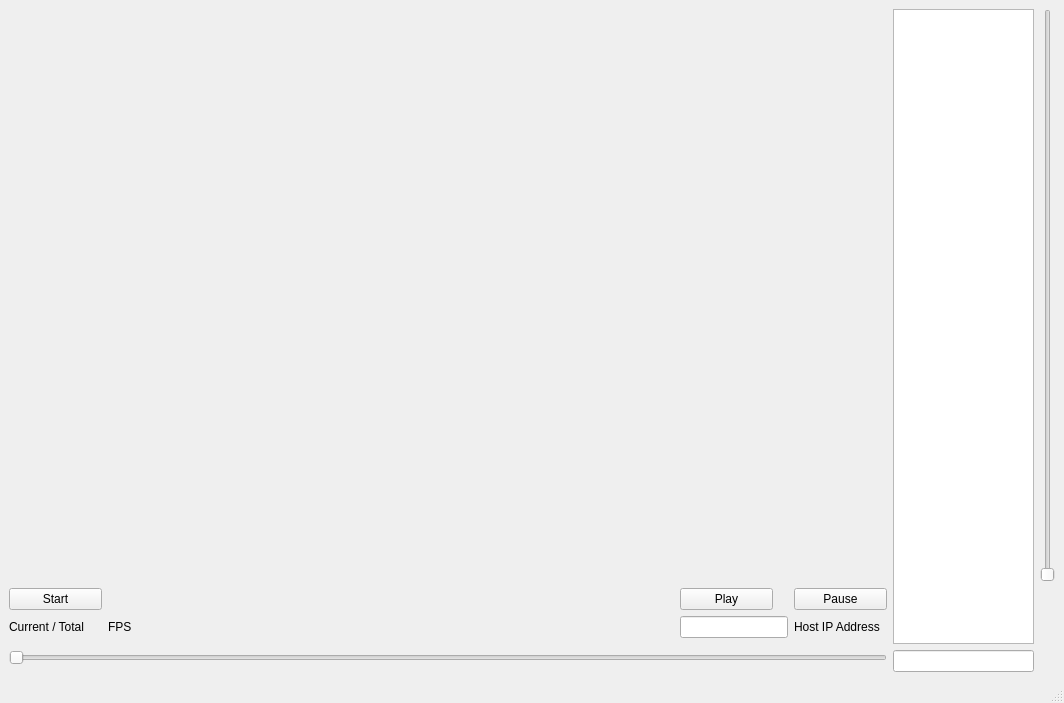
Old version of the form app/client/open_client.ui in the repository shully899509/OpenParty.
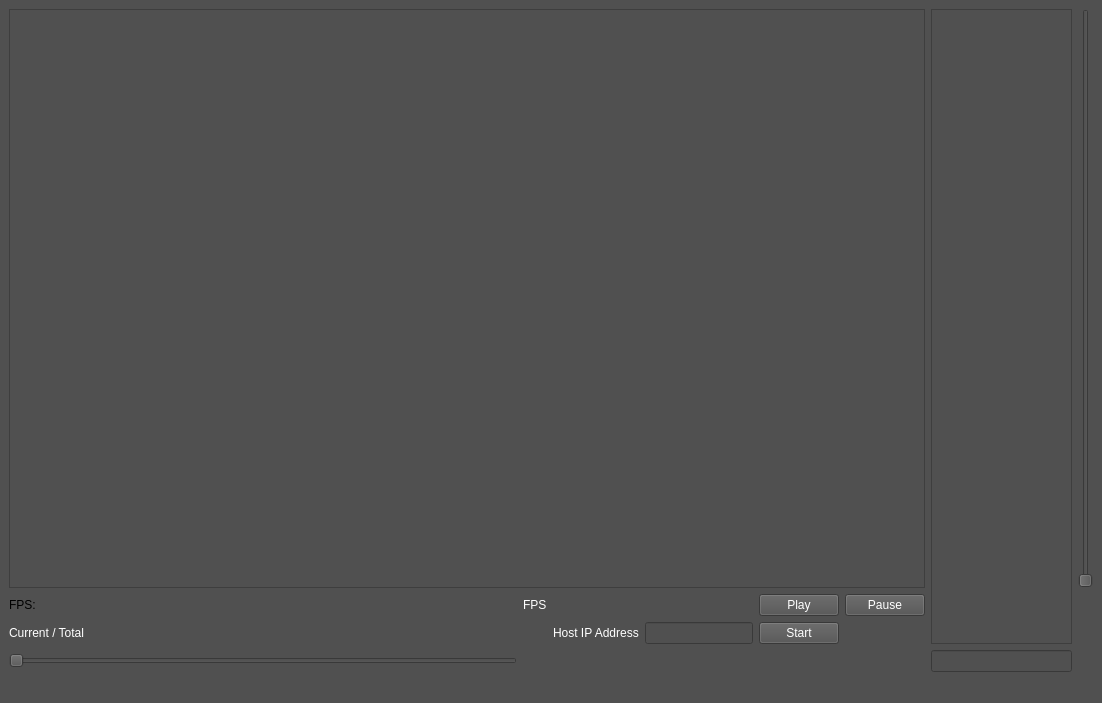
New version of the form.

Diff of the .ui file:
```diff
--- a/app/client/open_client.ui
+++ b/app/client/open_client.ui
@@ -6,10 +6,16 @@
    <rect>
     <x>0</x>
     <y>0</y>
-    <width>1064</width>
+    <width>1102</width>
     <height>703</height>
    </rect>
   </property>
+  <property name="minimumSize">
+   <size>
+    <width>0</width>
+    <height>0</height>
+   </size>
+  </property>
   <property name="maximumSize">
    <size>
     <width>16777215</width>
@@ -19,31 +25,21 @@
   <property name="windowTitle">
    <string>MainWindow</string>
   </property>
+  <property name="styleSheet">
+   <string notr="true">background-color: rgb(80, 80, 80);</string>
+  </property>
   <widget class="QWidget" name="centralwidget">
+   <property name="minimumSize">
+    <size>
+     <width>599</width>
+     <height>652</height>
+    </size>
+   </property>
    <layout class="QGridLayout" name="gridLayout">
-    <item row="0" column="0" colspan="4">
-     <widget class="QLabel" name="frame">
-      <property name="sizePolicy">
-       <sizepolicy hsizetype="Expanding" vsizetype="Expanding">
-        <horstretch>0</horstretch>
-        <verstretch>0</verstretch>
-       </sizepolicy>
-      </property>
-      <property name="mouseTracking">
-       <bool>false</bool>
-      </property>
-      <property name="autoFillBackground">
-       <bool>false</bool>
-      </property>
-      <property name="text">
-       <string/>
-      </property>
-      <property name="scaledContents">
-       <bool>false</bool>
-      </property>
-     </widget>
+    <item row="0" column="0" colspan="6">
+     <widget class="QGraphicsView" name="frame"/>
     </item>
-    <item row="0" column="4" rowspan="4">
+    <item row="0" column="6" rowspan="3">
      <widget class="QTextBrowser" name="chatBox">
       <property name="enabled">
        <bool>true</bool>
@@ -66,9 +62,13 @@
         <height>9999</height>
        </size>
       </property>
+      <property name="styleSheet">
+       <string notr="true">color: rgb(255, 255, 255);
+font: 8pt &quot;Lucida Fax&quot;;</string>
+      </property>
      </widget>
     </item>
-    <item row="0" column="5">
+    <item row="0" column="7">
      <widget class="QSlider" name="volumeSlider">
       <property name="orientation">
        <enum>Qt::Vertical</enum>
@@ -76,19 +76,27 @@
      </widget>
     </item>
     <item row="1" column="0">
-     <widget class="QPushButton" name="readHost">
-      <property name="maximumSize">
-       <size>
-        <width>93</width>
-        <height>16777215</height>
-       </size>
+     <widget class="QLabel" name="label">
+      <property name="styleSheet">
+       <string notr="true">color: rgb(255, 255, 255);\nfont: 8pt &quot;Lucida Fax&quot;;</string>
       </property>
       <property name="text">
-       <string>Start</string>
+       <string>FPS:</string>
       </property>
      </widget>
     </item>
-    <item row="1" column="2">
+    <item row="1" column="1">
+     <widget class="QLabel" name="fpsLabel">
+      <property name="styleSheet">
+       <string notr="true">color: rgb(255, 255, 255);
+font: 8pt &quot;Lucida Fax&quot;;</string>
+      </property>
+      <property name="text">
+       <string>FPS</string>
+      </property>
+     </widget>
+    </item>
+    <item row="1" column="4">
      <widget class="QPushButton" name="playButton">
       <property name="maximumSize">
        <size>
@@ -96,12 +104,16 @@
         <height>16777215</height>
        </size>
       </property>
+      <property name="styleSheet">
+       <string notr="true">color: rgb(255, 255, 255);
+font: 8pt &quot;Lucida Fax&quot;;</string>
+      </property>
       <property name="text">
        <string>Play</string>
       </property>
      </widget>
     </item>
-    <item row="1" column="3">
+    <item row="1" column="5">
      <widget class="QPushButton" name="stopButton">
       <property name="maximumSize">
        <size>
@@ -109,6 +121,10 @@
         <height>16777215</height>
        </size>
       </property>
+      <property name="styleSheet">
+       <string notr="true">color: rgb(255, 255, 255);
+font: 8pt &quot;Lucida Fax&quot;;</string>
+      </property>
       <property name="text">
        <string>Pause</string>
       </property>
@@ -122,19 +138,33 @@
         <verstretch>0</verstretch>
        </sizepolicy>
       </property>
+      <property name="styleSheet">
+       <string notr="true">color: rgb(255, 255, 255);
+font: 8pt &quot;Lucida Fax&quot;;</string>
+      </property>
       <property name="text">
        <string>Current / Total</string>
       </property>
      </widget>
     </item>
-    <item row="2" column="1">
-     <widget class="QLabel" name="fpsLabel">
-      <property name="text">
-       <string>FPS</string>
-      </property>
-     </widget>
-    </item>
     <item row="2" column="2">
+     <widget class="QLabel" name="hostIpLabel">
+      <property name="sizePolicy">
+       <sizepolicy hsizetype="Minimum" vsizetype="Preferred">
+        <horstretch>0</horstretch>
+        <verstretch>0</verstretch>
+       </sizepolicy>
+      </property>
+      <property name="styleSheet">
+       <string notr="true">color: rgb(255, 255, 255);
+font: 8pt &quot;Lucida Fax&quot;;</string>
+      </property>
+      <property name="text">
+       <string>Host IP Address</string>
+      </property>
+     </widget>
+    </item>
+    <item row="2" column="3">
      <widget class="QLineEdit" name="hostAddressBox">
       <property name="sizePolicy">
        <sizepolicy hsizetype="Minimum" vsizetype="Fixed">
@@ -142,6 +172,10 @@
         <verstretch>0</verstretch>
        </sizepolicy>
       </property>
+      <property name="styleSheet">
+       <string notr="true">color: rgb(255, 255, 255);
+font: 8pt &quot;Lucida Fax&quot;;</string>
+      </property>
       <property name="text">
        <string/>
       </property>
@@ -150,27 +184,31 @@
       </property>
      </widget>
     </item>
-    <item row="2" column="3">
-     <widget class="QLabel" name="hostIpLabel">
-      <property name="sizePolicy">
-       <sizepolicy hsizetype="Minimum" vsizetype="Preferred">
-        <horstretch>0</horstretch>
-        <verstretch>0</verstretch>
-       </sizepolicy>
+    <item row="2" column="4">
+     <widget class="QPushButton" name="readHost">
+      <property name="maximumSize">
+       <size>
+        <width>93</width>
+        <height>16777215</height>
+       </size>
+      </property>
+      <property name="styleSheet">
+       <string notr="true">color: rgb(255, 255, 255);
+font: 8pt &quot;Lucida Fax&quot;;</string>
       </property>
       <property name="text">
-       <string>Host IP Address</string>
+       <string>Start</string>
       </property>
      </widget>
     </item>
-    <item row="3" column="0" rowspan="2" colspan="4">
+    <item row="3" column="0">
      <widget class="QSlider" name="progressBar">
       <property name="orientation">
        <enum>Qt::Horizontal</enum>
       </property>
      </widget>
     </item>
-    <item row="4" column="4">
+    <item row="3" column="6">
      <widget class="QLineEdit" name="messageBox">
       <property name="maximumSize">
        <size>
@@ -178,6 +216,10 @@
         <height>16777215</height>
        </size>
       </property>
+      <property name="styleSheet">
+       <string notr="true">color: rgb(255, 255, 255);
+font: 8pt &quot;Lucida Fax&quot;;</string>
+      </property>
      </widget>
     </item>
    </layout>
```
Left out of the diff: 2 changed lines with no effect on the pictures.
